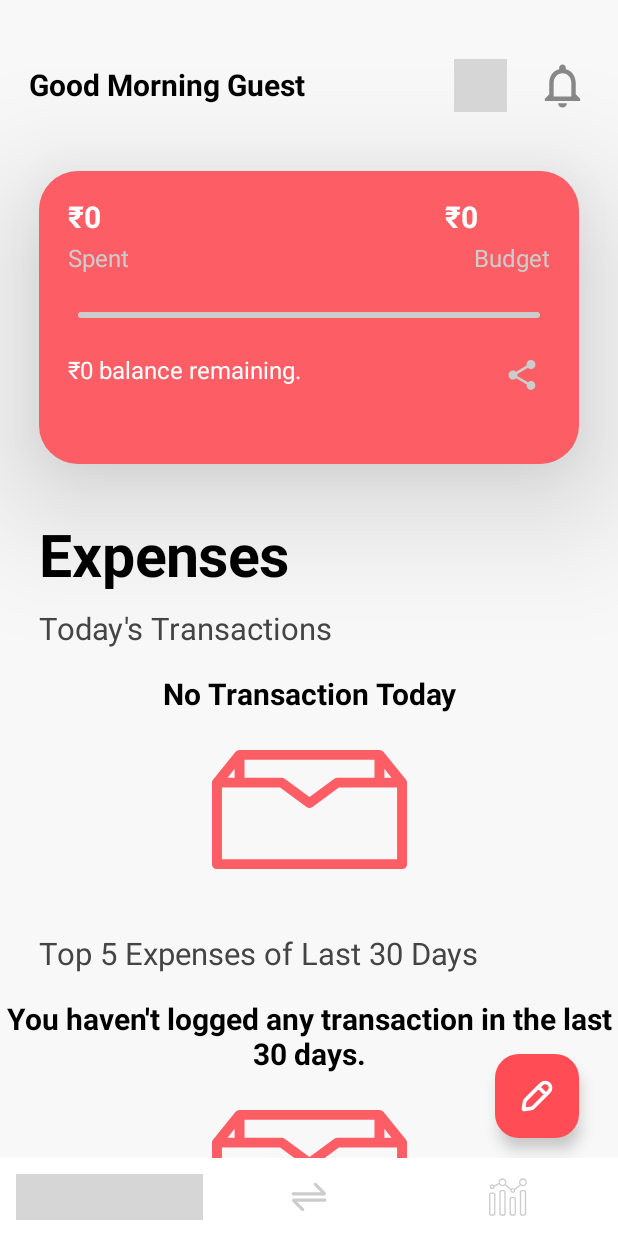
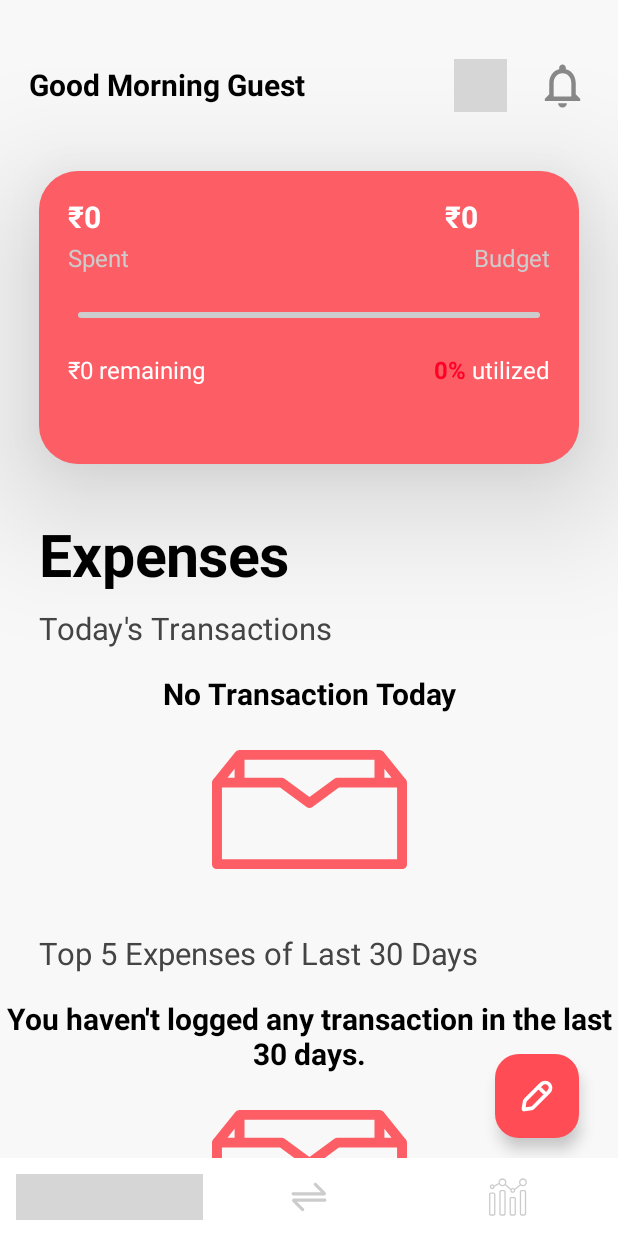
Before and after one commit to Sparsh011/ExpenseTracker-Android, an Android app built with Jetpack Compose: the MainBottomNavigationBarFragment screen opened through its navigation route, on a phone screen of 412 x 824 dp. Run offline under Robolectric (Android 15) with nearby library versions, the phone set to English and light mode, and no system bars; our stand-ins replace Dagger/Hilt's generated code, Room's generated code, sdp/ssp sizes; libraries missing offline, so code that uses them is left out: com.otpless.main; pictures from the network do not load; 2 statements that could not run were skipped; grey boxes are pictures that could not be loaded.

Commit message:
balance and budget card UI fix

```diff
--- a/app/src/main/java/com/sparshchadha/expensetracker/common/utils/AppColors.kt
+++ b/app/src/main/java/com/sparshchadha/expensetracker/common/utils/AppColors.kt
@@ -8,7 +8,7 @@ object AppColors {
     val primaryColor: Color = Color(253, 94, 102, 255)
 
     @Stable
-    val primaryGreen: Color = Color(0xFF00C980)
+    val primaryGreen: Color = Color(0xFF00FFA2)
 
     @Stable
     val primaryPurple: Color = Color(0xFF8C52FF)
--- a/app/src/main/java/com/sparshchadha/expensetracker/feature/home/ui/compose/components/BalanceAndBudgetCard.kt
+++ b/app/src/main/java/com/sparshchadha/expensetracker/feature/home/ui/compose/components/BalanceAndBudgetCard.kt
@@ -12,11 +12,8 @@ import androidx.compose.foundation.layout.fillMaxWidth
 import androidx.compose.foundation.layout.height
 import androidx.compose.foundation.layout.padding
 import androidx.compose.foundation.shape.RoundedCornerShape
-import androidx.compose.material.icons.Icons
-import androidx.compose.material.icons.filled.Share
 import androidx.compose.material3.Card
 import androidx.compose.material3.CardDefaults
-import androidx.compose.material3.Icon
 import androidx.compose.material3.Text
 import androidx.compose.runtime.Composable
 import androidx.compose.runtime.getValue
@@ -24,14 +21,18 @@ import androidx.compose.ui.Modifier
 import androidx.compose.ui.draw.clip
 import androidx.compose.ui.draw.shadow
 import androidx.compose.ui.graphics.Color
+import androidx.compose.ui.text.SpanStyle
+import androidx.compose.ui.text.buildAnnotatedString
 import androidx.compose.ui.text.font.FontWeight
 import androidx.compose.ui.text.style.TextAlign
+import androidx.compose.ui.text.withStyle
 import androidx.compose.ui.unit.dp
 import com.sparshchadha.expensetracker.common.utils.AppColors
 import com.sparshchadha.expensetracker.common.utils.Dimensions
 import com.sparshchadha.expensetracker.common.utils.FontSizes
 import com.sparshchadha.expensetracker.common.utils.formatAmount
-import okhttp3.internal.format
+import kotlin.math.abs
+import kotlin.math.exp
 
 @Composable
 fun BalanceAndBudgetCard(
@@ -66,14 +67,17 @@ fun BalanceAndBudgetCard(
             Budget(expenseBudget)
         }
 
-        BudgetAndBalanceProgress(amountSpent = amountSpentInLast30Days, expenseBudget = expenseBudget)
+        BudgetAndBalanceProgress(
+            amountSpent = amountSpentInLast30Days,
+            expenseBudget = expenseBudget
+        )
 
         Row(
             modifier = Modifier.fillMaxWidth(),
             horizontalArrangement = Arrangement.SpaceBetween
         ) {
             Text(
-                text = (expenseBudget - amountSpentInLast30Days).formatAmount() + " balance remaining.",
+                text = (expenseBudget - amountSpentInLast30Days).formatAmount() + " remaining",
                 color = Color.White,
                 fontSize = FontSizes.mediumNonScaledFontSize(),
                 modifier = Modifier.padding(
@@ -81,12 +85,20 @@ fun BalanceAndBudgetCard(
                 )
             )
 
-            Icon(
-                imageVector = Icons.Default.Share,
-                contentDescription = null,
-                tint = Color.LightGray,
-                modifier = Modifier.padding(horizontal = Dimensions.largePadding())
+            Text(
+                text = buildAnnotatedString {
+                    withStyle(style = SpanStyle(color = if (amountSpentInLast30Days < expenseBudget) AppColors.primaryGreen else AppColors.errorRed, fontWeight = FontWeight.Bold),) {
+                        append(((amountSpentInLast30Days / expenseBudget) * 100).toInt().toString() + "%")
+                    }
+                    append(" utilized")
+                },
+                fontSize = FontSizes.mediumNonScaledFontSize(),
+                modifier = Modifier.padding(
+                    horizontal = Dimensions.mediumPadding(),
+                ),
+                color = Color.White
             )
+
         }
     }
 }
@@ -121,7 +133,7 @@ private fun RemainingBalance(balance: Double) {
 
 @Composable
 private fun Budget(
-    budget: Double
+    budget: Double,
 ) {
     val formattedBudget = if (budget != -1.0) budget.formatAmount() else "Add budget"
 
@@ -155,7 +167,7 @@ private fun Budget(
 @Composable
 private fun BudgetAndBalanceProgress(
     amountSpent: Double,
-    expenseBudget: Double
+    expenseBudget: Double,
 ) {
     val targetProgress = if (expenseBudget > 0) (amountSpent / expenseBudget).toFloat() else 0f
 
```
Also changed, not shown: app/src/main/java/com/sparshchadha/expensetracker/common/utils/ExtensionUtils.kt (+22 -0 lines), app/src/main/java/com/sparshchadha/expensetracker/feature/expense/presentation/ui/components/DateAndTimeSelector.kt (+4 -3 lines), app/src/main/java/com/sparshchadha/expensetracker/feature/expense/presentation/ui/screens/ExpenseScreen.kt (+0 -14 lines).
